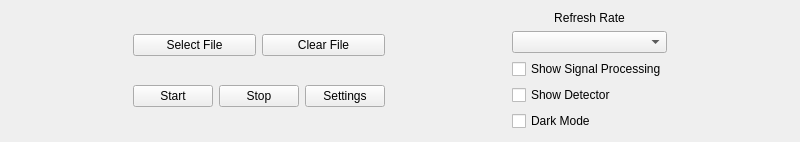
Before: the Qt Designer form src/gui/controller_ui.ui in rrfremen/frem-ecg-detector, drawn with Qt 5.
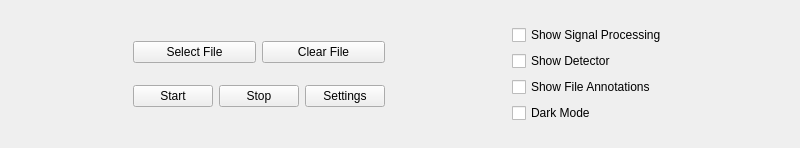
After: the same form once the commit is applied.

Commit message: fix: handle EOF for WFDB, remove user refresh rate control, fix to 30fps

What changed in the file:
```diff
--- a/src/gui/controller_ui.ui
+++ b/src/gui/controller_ui.ui
@@ -7,7 +7,7 @@
     <x>0</x>
     <y>0</y>
     <width>800</width>
-    <height>140</height>
+    <height>148</height>
    </rect>
   </property>
   <property name="sizePolicy">
@@ -100,23 +100,6 @@
      </item>
      <item>
       <layout class="QVBoxLayout" name="verticalLayout_4">
-       <item>
-        <layout class="QVBoxLayout" name="verticalLayout_5">
-         <item>
-          <widget class="QLabel" name="label_refreshRate">
-           <property name="text">
-            <string>Refresh Rate</string>
-           </property>
-           <property name="alignment">
-            <set>Qt::AlignmentFlag::AlignCenter</set>
-           </property>
-          </widget>
-         </item>
-         <item>
-          <widget class="QComboBox" name="comboBox_refreshRate"/>
-         </item>
-        </layout>
-       </item>
        <item>
         <widget class="QCheckBox" name="checkBox_showProcessedSignal">
          <property name="text">
@@ -131,6 +114,13 @@
          </property>
         </widget>
        </item>
+       <item>
+        <widget class="QCheckBox" name="checkBox_showAnns">
+         <property name="text">
+          <string>Show File Annotations</string>
+         </property>
+        </widget>
+       </item>
        <item>
         <widget class="QCheckBox" name="checkBox_darkMode">
          <property name="text">
```
The commit also changes 7 other files.
